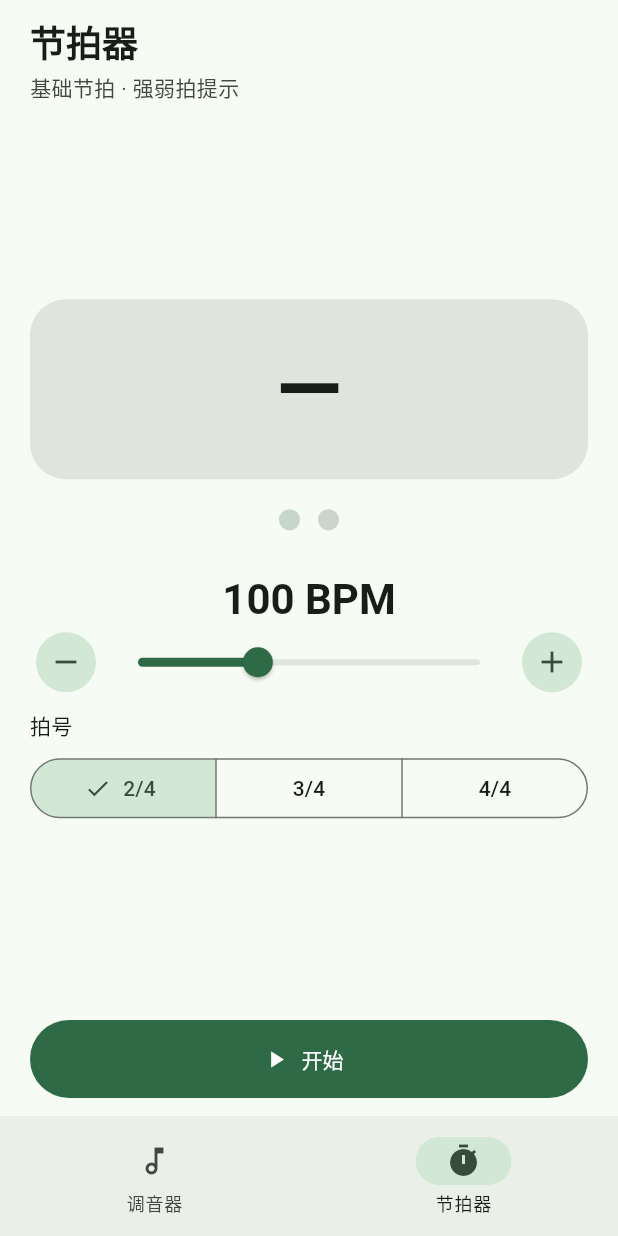
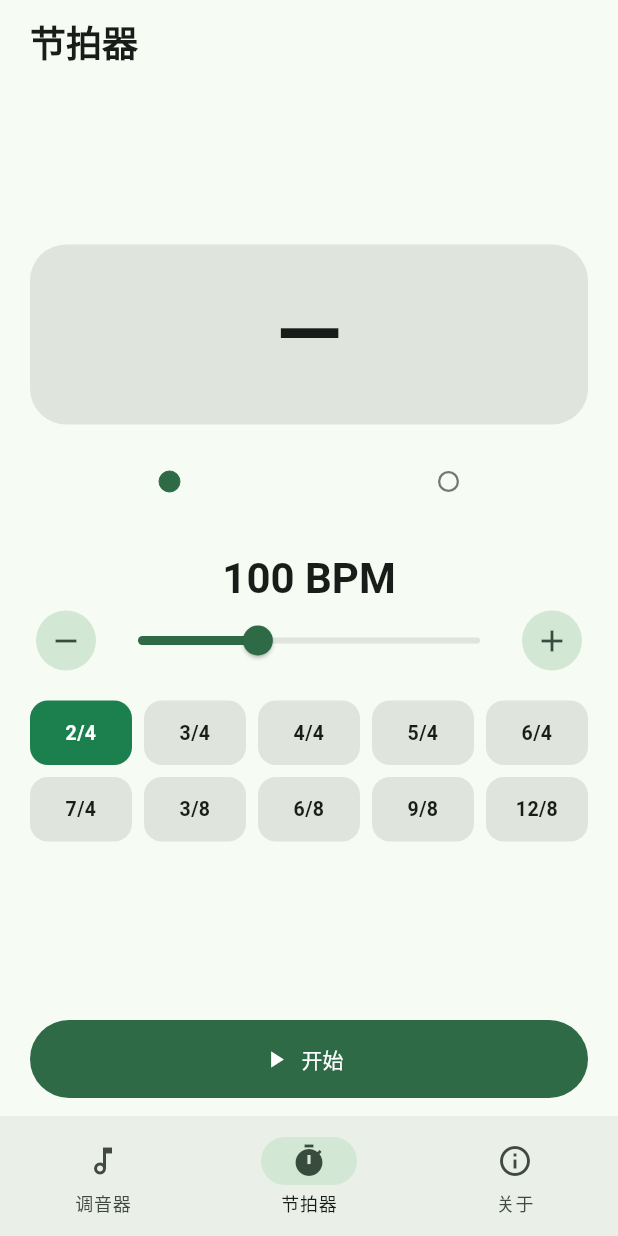
Before and after one commit to CloverCLC/Gihotosi_Toolkit, a Flutter app: the screen it shows after launch, item 2 of the bottom bar chosen, after a tap on "2/4", on a phone screen of 412 x 824 dp. Run offline on Flutter 3.47's test engine with Material 3 defaults, Android fonts, the phone set to English and light mode, and no system bars; our stand-ins replace audioplayers, permission_handler; missing offline and left inert: pitch_detector_dart, record; statements that could not run were skipped.

Commit message:
feat: 加入关于页，并将应用改名为吉太工具箱
圆点可切换强弱拍，拍号改为等宽按键。

Co-authored-by: Cursor <cursoragent@cursor.com>

```diff
--- a/lib/app.dart
+++ b/lib/app.dart
@@ -1,5 +1,6 @@
 import 'package:flutter/material.dart';
 
+import 'features/about/about_page.dart';
 import 'features/metronome/metronome_engine.dart';
 import 'features/metronome/metronome_page.dart';
 import 'features/tuner/pitch_engine.dart';
@@ -11,7 +12,7 @@ class GuitarToolsApp extends StatelessWidget {
   @override
   Widget build(BuildContext context) {
     return MaterialApp(
-      title: '吉他工具',
+      title: '吉太工具箱',
       debugShowCheckedModeBanner: false,
       theme: ThemeData(
         colorScheme: ColorScheme.fromSeed(
@@ -81,16 +82,11 @@ class _HomeShellState extends State<HomeShell> with WidgetsBindingObserver {
 
   Future<void> _onTabChanged(int i) async {
     if (i == _index) return;
-    if (i == 0) {
-      await _metro.stop();
-      if (!mounted) return;
-      setState(() => _index = i);
-      await _pitch.start();
-    } else {
-      await _pitch.stop();
-      if (!mounted) return;
-      setState(() => _index = i);
-    }
+    if (_index == 1) await _metro.stop();
+    if (_index == 0) await _pitch.stop();
+    if (!mounted) return;
+    setState(() => _index = i);
+    if (i == 0) await _pitch.start();
   }
 
   @override
@@ -101,6 +97,7 @@ class _HomeShellState extends State<HomeShell> with WidgetsBindingObserver {
         children: [
           TunerPage(engine: _pitch),
           MetronomePage(engine: _metro),
+          const AboutPage(),
         ],
       ),
       bottomNavigationBar: NavigationBar(
@@ -117,6 +114,11 @@ class _HomeShellState extends State<HomeShell> with WidgetsBindingObserver {
             selectedIcon: Icon(Icons.timer),
             label: '节拍器',
           ),
+          NavigationDestination(
+            icon: Icon(Icons.info_outline),
+            selectedIcon: Icon(Icons.info),
+            label: '关于',
+          ),
         ],
       ),
     );
--- /dev/null
+++ b/lib/features/about/about_page.dart
@@ -0,0 +1,112 @@
+import 'package:flutter/material.dart';
+import 'package:url_launcher/url_launcher.dart';
+
+class AboutPage extends StatelessWidget {
+  const AboutPage({super.key});
+
+  @override
+  Widget build(BuildContext context) {
+    final theme = Theme.of(context);
+    return SafeArea(
+      child: Padding(
+        padding: const EdgeInsets.symmetric(horizontal: 20, vertical: 12),
+        child: Column(
+          crossAxisAlignment: CrossAxisAlignment.stretch,
+          children: [
+            Text(
+              '关于',
+              style: theme.textTheme.headlineSmall?.copyWith(
+                fontWeight: FontWeight.bold,
+              ),
+            ),
+            const SizedBox(height: 28),
+            Text(
+              '吉太工具箱',
+              style: theme.textTheme.headlineMedium?.copyWith(
+                fontWeight: FontWeight.w600,
+              ),
+            ),
+            const SizedBox(height: 4),
+            Text(
+              '版本 1.0.0',
+              style: theme.textTheme.bodyMedium?.copyWith(
+                color: theme.colorScheme.onSurfaceVariant,
+              ),
+            ),
+            const SizedBox(height: 16),
+            Text(
+              '作者 CloverCLC',
+              style: theme.textTheme.bodyLarge,
+            ),
+            const SizedBox(height: 4),
+            Align(
+              alignment: Alignment.centerLeft,
+              child: InkWell(
+                onTap: () => launchUrl(
+                  Uri.parse('https://github.com/CloverCLC'),
+                  mode: LaunchMode.externalApplication,
+                ),
+                child: Text(
+                  'https://github.com/CloverCLC',
+                  style: theme.textTheme.bodyMedium?.copyWith(
+                    color: theme.colorScheme.primary,
+                    decoration: TextDecoration.underline,
+                    decorationColor: theme.colorScheme.primary,
+                  ),
+                ),
+              ),
+            ),
+            const SizedBox(height: 28),
+            const _AboutBlock(
+              title: '调音器',
+              body: '标准六弦，A4 = 440 Hz。点某一弦锁定目标音高，再点一次回到自动。点中间的表盘，可在指针和轨迹之间切换。',
+            ),
+            const SizedBox(height: 16),
+            const _AboutBlock(
+              title: '节拍器',
+              body: 'BPM 20–250。点圆点可改这一拍的强弱，换拍号后恢复该拍号的默认重音。',
+            ),
+          ],
+        ),
+      ),
+    );
+  }
+}
+
+class _AboutBlock extends StatelessWidget {
+  const _AboutBlock({required this.title, required this.body});
+
+  final String title;
+  final String body;
+
+  @override
+  Widget build(BuildContext context) {
+    final theme = Theme.of(context);
+    return Material(
+      color: theme.colorScheme.surfaceContainerHighest,
+      borderRadius: BorderRadius.circular(16),
+      child: Padding(
+        padding: const EdgeInsets.all(16),
+        child: Column(
+          crossAxisAlignment: CrossAxisAlignment.start,
+          children: [
+            Text(
+              title,
+              style: theme.textTheme.titleMedium?.copyWith(
+                fontWeight: FontWeight.w700,
+              ),
+            ),
+            const SizedBox(height: 8),
+            Text(
+              body,
+              style: theme.textTheme.bodyMedium?.copyWith(
+                height: 1.45,
+                color: theme.colorScheme.onSurfaceVariant,
+              ),
+            ),
+          ],
+        ),
+      ),
+    );
+  }
+}
--- a/lib/features/metronome/metronome_engine.dart
+++ b/lib/features/metronome/metronome_engine.dart
@@ -2,6 +2,28 @@ import 'dart:async';
 
 import 'package:audioplayers/audioplayers.dart';
 import 'package:flutter/foundation.dart';
+
+/// Clicks per bar and which beats (0-based) are accented.
+class Meter {
+  const Meter(this.label, this.beats, this.accents);
+
+  final String label;
+  final int beats;
+  final List<int> accents;
+}
+
+const List<Meter> meters = [
+  Meter('2/4', 2, [0]),
+  Meter('3/4', 3, [0]),
+  Meter('4/4', 4, [0]),
+  Meter('5/4', 5, [0, 3]),
+  Meter('6/4', 6, [0]),
+  Meter('7/4', 7, [0, 4]),
+  Meter('3/8', 3, [0]),
+  Meter('6/8', 6, [0, 3]),
+  Meter('9/8', 9, [0, 3, 6]),
+  Meter('12/8', 12, [0, 3, 6, 9]),
+];
 
 /// Basic metronome with BPM, time signature, and accented first beat.
 class MetronomeEngine extends ChangeNotifier {
@@ -18,8 +40,30 @@ class MetronomeEngine extends ChangeNotifier {
   int _bpm = 100;
   int get bpm => _bpm;
 
-  int _beatsPerBar = 4;
-  int get beatsPerBar => _beatsPerBar;
+  int _meterIndex = 2;
+  Meter get meter => meters[_meterIndex];
+  int get beatsPerBar => meter.beats;
+  String get meterLabel => meter.label;
+
+  List<bool>? _accentOverride;
+
+  bool isAccent(int oneBasedBeat) {
+    final index = oneBasedBeat - 1;
+    final custom = _accentOverride;
+    if (custom != null && index >= 0 && index < custom.length) {
+      return custom[index];
+    }
+    return meter.accents.contains(index);
+  }
+
+  void toggleAccent(int oneBasedBeat) {
+    final count = beatsPerBar;
+    if (oneBasedBeat < 1 || oneBasedBeat > count) return;
+    final next = List<bool>.generate(count, (i) => isAccent(i + 1));
+    next[oneBasedBeat - 1] = !next[oneBasedBeat - 1];
+    _accentOverride = next;
+    notifyListeners();
+  }
 
   bool _running = false;
   bool get running => _running;
@@ -96,9 +140,10 @@ class MetronomeEngine extends ChangeNotifier {
     notifyListeners();
   }
 
-  void setBeatsPerBar(int value) {
-    if (value != 2 && value != 3 && value != 4) return;
-    _beatsPerBar = value;
+  void setMeter(int index) {
+    if (index < 0 || index >= meters.length || index == _meterIndex) return;
+    _meterIndex = index;
+    _accentOverride = null;
     _beatIndex = 0;
     _currentBeat = 0;
     notifyListeners();
@@ -150,12 +195,12 @@ class MetronomeEngine extends ChangeNotifier {
     final interval = _intervalUs;
     while (now >= _nextBeatUs + interval) {
       _nextBeatUs += interval;
-      _beatIndex = (_beatIndex + 1) % _beatsPerBar;
+      _beatIndex = (_beatIndex + 1) % beatsPerBar;
     }
 
-    final isStrong = _beatIndex == 0;
+    final isStrong = isAccent(_beatIndex + 1);
     _currentBeat = _beatIndex + 1;
-    _beatIndex = (_beatIndex + 1) % _beatsPerBar;
+    _beatIndex = (_beatIndex + 1) % beatsPerBar;
     _nextBeatUs += interval;
 
     unawaited(_playClick(isStrong));
--- a/lib/features/metronome/metronome_page.dart
+++ b/lib/features/metronome/metronome_page.dart
@@ -27,13 +27,6 @@ class MetronomePage extends StatelessWidget {
                     fontWeight: FontWeight.bold,
                   ),
                 ),
-                const SizedBox(height: 4),
-                Text(
-                  '基础节拍 · 强弱拍提示',
-                  style: theme.textTheme.bodyMedium?.copyWith(
-                    color: theme.colorScheme.onSurfaceVariant,
-                  ),
-                ),
                 if (engine.lastError != null) ...[
                   const SizedBox(height: 8),
                   Text(
@@ -50,7 +43,7 @@ class MetronomePage extends StatelessWidget {
                   height: 120,
                   decoration: BoxDecoration(
                     color: engine.running
-                        ? (displayBeat == 1
+                        ? (engine.isAccent(displayBeat)
                             ? theme.colorScheme.primary.withValues(alpha: 0.25)
                             : theme.colorScheme.secondaryContainer
                                 .withValues(alpha: 0.5))
@@ -62,7 +55,7 @@ class MetronomePage extends StatelessWidget {
                       engine.running ? '$displayBeat' : '—',
                       style: theme.textTheme.displayLarge?.copyWith(
                         fontWeight: FontWeight.bold,
-                        color: displayBeat == 1
+                        color: engine.isAccent(displayBeat)
                             ? theme.colorScheme.primary
                             : theme.colorScheme.onSurface,
                       ),
@@ -70,17 +63,20 @@ class MetronomePage extends StatelessWidget {
                   ),
                 ),
                 const SizedBox(height: 20),
-                Row(
-                  mainAxisAlignment: MainAxisAlignment.center,
+                SizedBox(
+                  height: 36,
+                  child: Row(
                     children: [
-                    for (var i = 1; i <= engine.beatsPerBar; i++) ...[
-                      _BeatDot(
+                      for (var i = 1; i <= engine.beatsPerBar; i++)
+                        Expanded(
+                          child: _BeatDot(
                             active: engine.running && displayBeat == i,
-                        strong: i == 1,
+                            strong: engine.isAccent(i),
+                            onTap: () => engine.toggleAccent(i),
                           ),
-                      if (i < engine.beatsPerBar) const SizedBox(width: 12),
+                        ),
                     ],
-                  ],
+                  ),
                 ),
                 const SizedBox(height: 28),
                 Text(
@@ -112,18 +108,24 @@ class MetronomePage extends StatelessWidget {
                     ),
                   ],
                 ),
-                const SizedBox(height: 8),
-                Text('拍号', style: theme.textTheme.labelLarge),
-                const SizedBox(height: 8),
-                SegmentedButton<int>(
-                  segments: const [
-                    ButtonSegment(value: 2, label: Text('2/4')),
-                    ButtonSegment(value: 3, label: Text('3/4')),
-                    ButtonSegment(value: 4, label: Text('4/4')),
+                const SizedBox(height: 16),
+                for (var row = 0; row < 2; row++) ...[
+                  if (row == 1) const SizedBox(height: 8),
+                  Row(
+                    children: [
+                      for (var col = 0; col < 5; col++) ...[
+                        if (col > 0) const SizedBox(width: 8),
+                        Expanded(
+                          child: _MeterKey(
+                            label: meters[row * 5 + col].label,
+                            selected: engine.meterLabel == meters[row * 5 + col].label,
+                            onTap: () => engine.setMeter(row * 5 + col),
+                          ),
+                        ),
                       ],
-                  selected: {engine.beatsPerBar},
-                  onSelectionChanged: (s) => engine.setBeatsPerBar(s.first),
+                    ],
                   ),
+                ],
                 const Spacer(),
                 FilledButton.icon(
                   onPressed: () async {
@@ -149,25 +151,76 @@ class MetronomePage extends StatelessWidget {
 }
 
 class _BeatDot extends StatelessWidget {
-  const _BeatDot({required this.active, required this.strong});
+  const _BeatDot({
+    required this.active,
+    required this.strong,
+    required this.onTap,
+  });
 
   final bool active;
   final bool strong;
+  final VoidCallback onTap;
 
   @override
   Widget build(BuildContext context) {
     final theme = Theme.of(context);
     final color = strong
         ? theme.colorScheme.primary
-        : theme.colorScheme.secondary;
-    return AnimatedContainer(
+        : theme.colorScheme.outline;
+    return GestureDetector(
+      behavior: HitTestBehavior.opaque,
+      onTap: onTap,
+      child: Center(
+        child: AnimatedContainer(
           duration: const Duration(milliseconds: 80),
-      width: active ? 22 : 14,
-      height: active ? 22 : 14,
+          width: active ? 18 : 14,
+          height: active ? 18 : 14,
           decoration: BoxDecoration(
             shape: BoxShape.circle,
-        color: active ? color : color.withValues(alpha: 0.25),
+            color: strong ? color : Colors.transparent,
+            border: Border.all(color: color, width: strong ? 0 : 1.5),
+          ),
+        ),
       ),
     );
   }
 }
+
+class _MeterKey extends StatelessWidget {
+  const _MeterKey({
+    required this.label,
+    required this.selected,
+    required this.onTap,
+  });
+
+  final String label;
+  final bool selected;
+  final VoidCallback onTap;
+
+  @override
+  Widget build(BuildContext context) {
+    final fg = selected ? Colors.white : Theme.of(context).colorScheme.onSurface;
+    return Material(
+      color: selected
+          ? const Color(0xFF1B7F4E)
+          : Theme.of(context).colorScheme.surfaceContainerHighest,
+      borderRadius: BorderRadius.circular(12),
+      child: InkWell(
+        borderRadius: BorderRadius.circular(12),
+        onTap: onTap,
+        child: Padding(
+          padding: const EdgeInsets.symmetric(vertical: 12),
+          child: Text(
+            label,
+            textAlign: TextAlign.center,
+            style: TextStyle(
+              color: fg,
+              fontWeight: FontWeight.w700,
+              fontSize: 13,
+            ),
+          ),
+        ),
+      ),
+    );
+  }
+}
--- a/lib/features/tuner/tuner_page.dart
+++ b/lib/features/tuner/tuner_page.dart
@@ -19,17 +19,17 @@ class TunerPage extends StatelessWidget {
             ? null
             : GuitarTuning.byNumber(engine.lockedStringNumber!);
 
+        final theme = Theme.of(context);
         return SafeArea(
           child: Padding(
-            padding: const EdgeInsets.fromLTRB(20, 8, 20, 12),
+            padding: const EdgeInsets.symmetric(horizontal: 20, vertical: 12),
             child: Column(
               crossAxisAlignment: CrossAxisAlignment.stretch,
               children: [
                 Text(
                   '吉他调音器',
-                  style: Theme.of(context).textTheme.titleLarge?.copyWith(
-                    fontWeight: FontWeight.w700,
-                    letterSpacing: 0.2,
+                  style: theme.textTheme.headlineSmall?.copyWith(
+                    fontWeight: FontWeight.bold,
                   ),
                 ),
                 const SizedBox(height: 4),
@@ -37,7 +37,8 @@ class TunerPage extends StatelessWidget {
                   selected == null
                       ? '自动'
                       : '${selected.frequency.toStringAsFixed(1)} Hz',
-                  style: Theme.of(context).textTheme.bodyLarge?.copyWith(
+                  style: theme.textTheme.bodyMedium?.copyWith(
+                    color: theme.colorScheme.onSurfaceVariant,
                     fontFeatures: const [FontFeature.tabularFigures()],
                   ),
                 ),
--- a/pubspec.yaml
+++ b/pubspec.yaml
@@ -38,6 +38,7 @@ dependencies:
   record: ^7.1.2
   pitch_detector_dart: ^0.0.7
   audioplayers: ^6.8.1
+  url_launcher: ^6.3.2
 
 dev_dependencies:
   flutter_test:
```
Also changed, not shown: pubspec.lock, 1 other file. Lines whose indentation alone changed are shown as unchanged.
